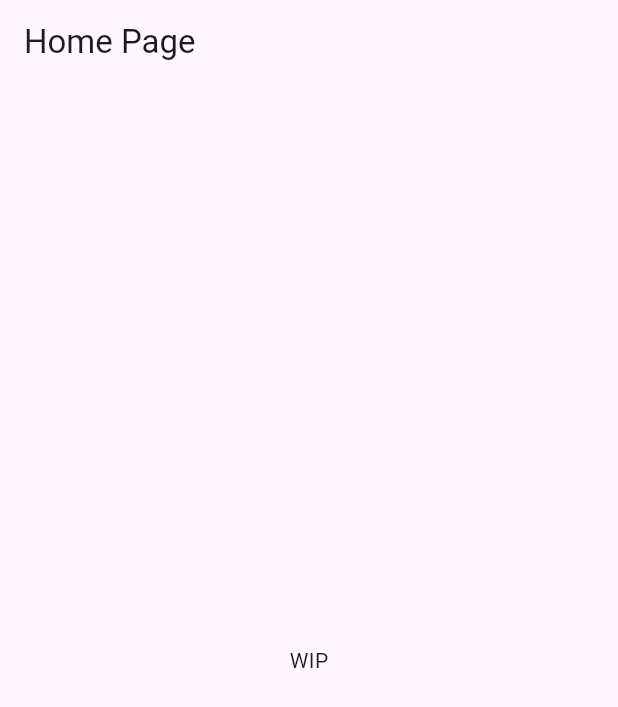
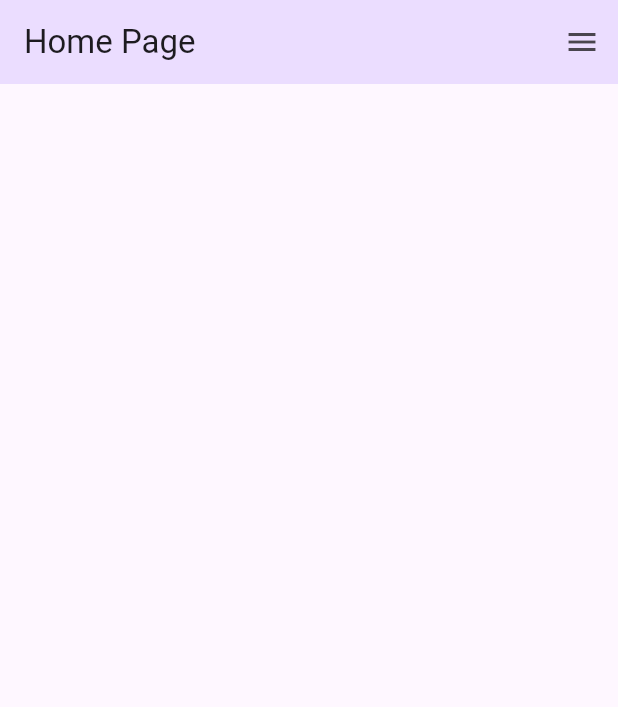
Before and after one commit to OnlyTravis/MultiApp_mobileapp, a Flutter app: the screen it shows after launch, on a phone screen of 412 x 824 dp. Shown: the top 707 px of the screen. Run offline on Flutter 3.47's test engine with Material 3 defaults, Android fonts, the phone set to English and light mode, and no system bars.

Commit message:
Added Navigation Wrap

```diff
--- a/analysis_options.yaml
+++ b/analysis_options.yaml
@@ -2,3 +2,4 @@ include: package:flutter_lints/flutter.yaml
 
 linter:
   rules:
+    non_constant_identifier_names: false
--- a/lib/pages/home_page.dart
+++ b/lib/pages/home_page.dart
@@ -1,4 +1,5 @@
 import 'package:flutter/material.dart';
+import 'package:multi_app/widgets/navigation_wrap.dart';
 
 class HomePage extends StatefulWidget {
   const HomePage({super.key});
@@ -10,13 +11,9 @@ class HomePage extends StatefulWidget {
 class _HomePageState extends State<HomePage> {
   @override
   Widget build(BuildContext context) {
-    return Scaffold(
-      appBar: AppBar(
-        title: const Text("Home Page"),
-      ),
-      body: const Center(
-        child: Text("WIP"),
-      ),
+    return NavigationWrap(
+      title: "Home Page"
+
     );
   }
 }
--- /dev/null
+++ b/lib/pages/pages.dart
@@ -0,0 +1,4 @@
+enum Pages {
+  none,
+  homePage
+}
--- /dev/null
+++ b/lib/widgets/navigation_wrap.dart
@@ -0,0 +1,75 @@
+import 'package:flutter/material.dart';
+
+import 'package:multi_app/pages/home_page.dart';
+import 'package:multi_app/pages/pages.dart';
+
+class NavigationWrap extends StatefulWidget {
+  final String title;
+  final Widget? child;
+
+  const NavigationWrap({super.key, required this.title, this.child});
+
+  @override
+  State<NavigationWrap> createState() => _NavigationWrapState();
+}
+class _NavigationWrapState extends State<NavigationWrap> {
+  Pages selectedPage = Pages.homePage;
+
+  void button_onNavigate(Pages page) {
+    Navigator.of(context).pushAndRemoveUntil(
+      MaterialPageRoute(
+        builder: (context) => toPage(page)
+      ),
+      (_) => false
+    );
+  }
+
+  Widget toPage(Pages page) {
+    switch (page) {
+      case Pages.homePage: return HomePage();
+
+      default: return Container();
+    }
+  }
+
+  @override
+  Widget build(BuildContext context) {
+    return Scaffold(
+      appBar: AppBar(
+        backgroundColor: Theme.of(context).colorScheme.primaryContainer,
+        title: Text(widget.title),
+      ),
+      body: widget.child,
+      endDrawer: _navigationDrawer(),
+    );
+  }
+
+  Widget _navigationDrawer() {
+    return Drawer(
+      child: ListView(
+        padding: EdgeInsets.all(0),
+        children: [
+          SizedBox(
+            height: 96,
+            child: DrawerHeader(
+              decoration: BoxDecoration(
+                color: Theme.of(context).colorScheme.primaryContainer
+              ),
+              child: const Text("Multi App"),
+            ),
+          ),
+          _navigationButton(title: "Home", icon: Icons.home, page: Pages.homePage)
+        ],
+      ),
+    );
+  }
+  Widget _navigationButton({ required String title, required IconData icon, required Pages page }) {
+    return GestureDetector(
+      onTap: () => button_onNavigate(page),
+      child: ListTile(
+        title: Text(title),
+        leading: Icon(icon),
+      ),
+    );
+  }
+}
```
Also changed, not shown: 1 other file.
